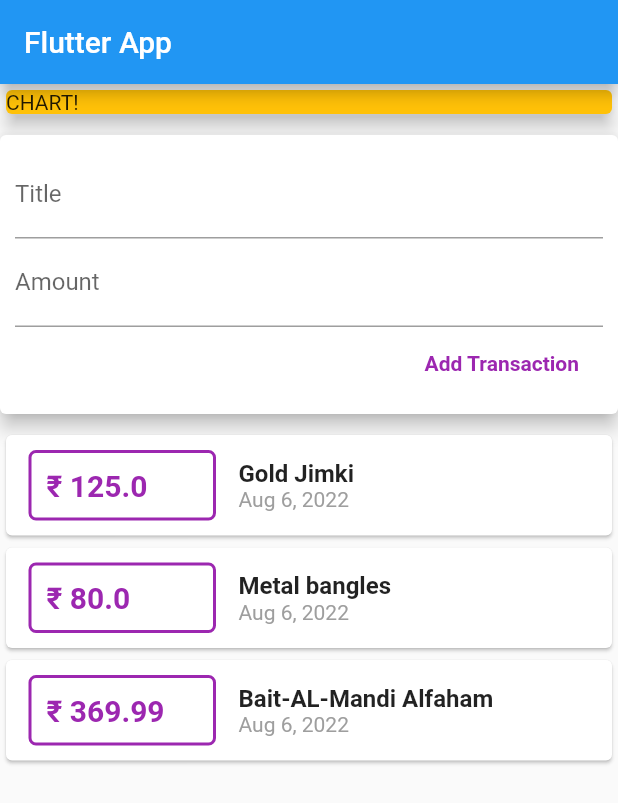
After one commit to Nadha-Jabeen-T/-, a Flutter app: the screen it shows after launch, after a tap on "Add Transaction", on a phone screen of 412 x 824 dp. The commit adds this screen. Shown: the top 803 px of the screen. Run offline on Flutter 3.47's test engine with Material 2 defaults, Android fonts, the phone set to English and light mode, and no system bars.

Commit message:
Add Transaction button - Functionality added

```diff
--- /dev/null
+++ b/lib/widgets/new_transactions.dart
@@ -0,0 +1,67 @@
+import 'package:flutter/material.dart';
+
+/*To hold the input transactions */
+
+class NewTransaction extends StatelessWidget {
+  /*Taking and manipulating user input -- ALL the INPUTS are BY DEFAULT STRING*/
+  //String? titleInput;
+  //String? amountInput;
+
+  /*alternate way of accepting user input with each key stroke*/
+  /*These controllers saves the user input to the controller handle */
+  final titleController = TextEditingController();
+  final amountController = TextEditingController();
+
+  /* Function pointer to get the added new transaction*/
+  final Function addTx;
+  NewTransaction(this.addTx);
+
+  @override
+  Widget build(BuildContext context) {
+    return Card(
+      margin: EdgeInsets.symmetric(
+        vertical: 10,
+        horizontal: 0,
+      ),
+      child: Container(
+        padding: EdgeInsets.all(10),
+        child: Column(
+          crossAxisAlignment: CrossAxisAlignment.end,
+          children: [
+            TextField(
+              decoration: InputDecoration(labelText: 'Title'),
+              controller: titleController,
+              //onChanged: (val) => titleInput = val,
+            ),
+            TextField(
+              decoration: InputDecoration(labelText: 'Amount'),
+              controller: amountController,
+              /*onChanged: (val) {
+                        amountInput = val;
+                      },*/
+            ),
+            FlatButton(
+              onPressed: () {
+                //print(titleController.text);
+                //print(amountController.text);_
+                addTx(
+                  titleController.text,
+                  double.parse(
+                      amountController.text), /*to convert text to double */
+                );
+              },
+              child: Text(
+                'Add Transaction',
+                style: TextStyle(
+                  color: Colors.purple,
+                  fontWeight: FontWeight.bold,
+                ),
+              ),
+            )
+          ],
+        ),
+      ),
+      elevation: 5,
+    );
+  }
+}
--- a/lib/widgets/transaction_list.dart
+++ b/lib/widgets/transaction_list.dart
@@ -1,42 +1,16 @@
-import 'package:flutter/src/foundation/key.dart';
-import 'package:flutter/src/widgets/framework.dart';
+import 'package:expense_planner/models/transaction.dart';
 import 'package:flutter/material.dart';
 import 'package:intl/intl.dart';
+import '../widgets/user_transactions.dart';
 
-import '../models/transaction.dart';
+class TransactionList extends StatelessWidget {
+  final List<Transaction> transactions;
+  TransactionList(this.transactions);
 
-class TransactionList extends StatefulWidget {
-  const TransactionList({Key? key}) : super(key: key);
-
-  @override
-  State<TransactionList> createState() => _TransactionListState();
-}
-
-class _TransactionListState extends State<TransactionList> {
-  final List<Transaction> _userTransactions = [
-    Transaction(
-      id: 't1',
-      title: 'Gold Jimki',
-      amount: 125,
-      date: DateTime.now(),
-    ),
-    Transaction(
-      id: 't2',
-      title: 'Metal bangles',
-      amount: 80,
-      date: DateTime.now(),
-    ),
-    Transaction(
-      id: 't3',
-      title: 'Bait-AL-Mandi Alfaham',
-      amount: 369.99,
-      date: DateTime.now(),
-    )
-  ];
   @override
   Widget build(BuildContext context) {
     return Column(
-      children: _userTransactions.map((tx) {
+      children: transactions.map((tx) {
         return Card(
           child: Row(
             children: <Widget>[
--- /dev/null
+++ b/lib/widgets/user_transactions.dart
@@ -0,0 +1,56 @@
+import 'package:flutter/material.dart';
+import './transaction_list.dart';
+import './new_transactions.dart';
+import '../models/transaction.dart';
+
+class UserTransaction extends StatefulWidget {
+  const UserTransaction({Key? key}) : super(key: key);
+
+  @override
+  State<UserTransaction> createState() => _UserTransactionState();
+}
+
+class _UserTransactionState extends State<UserTransaction> {
+  final List<Transaction> _userTransactions = [
+    Transaction(
+      id: 't1',
+      title: 'Gold Jimki',
+      amount: 125,
+      date: DateTime.now(),
+    ),
+    Transaction(
+      id: 't2',
+      title: 'Metal bangles',
+      amount: 80,
+      date: DateTime.now(),
+    ),
+    Transaction(
+      id: 't3',
+      title: 'Bait-AL-Mandi Alfaham',
+      amount: 369.99,
+      date: DateTime.now(),
+    )
+  ];
+  void _addNewTransaction(String txTitle, double txAmount) {
+    final newTx = Transaction(
+      id: DateTime.now().toString(),
+      title: txTitle,
+      amount: txAmount,
+      date: DateTime.now(),
+    );
+
+    setState(() {
+      _userTransactions.add(newTx);
+    });
+  }
+
+  @override
+  Widget build(BuildContext context) {
+    return Column(
+      children: [
+        NewTransaction(_addNewTransaction), //Input-transaction-widget
+        TransactionList(_userTransactions), //Transaction-widget
+      ],
+    );
+  }
+}
```
Also changed, not shown: lib/main.dart (+2 -50 lines).
